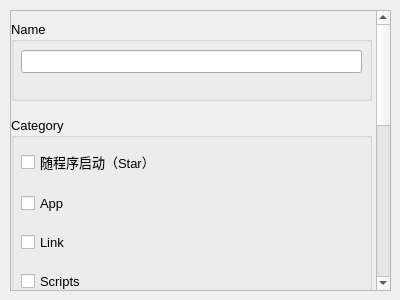
The window that src/ui/editor.ui (csy214-beep/Pelr) describes before a commit, drawn with Qt 5.
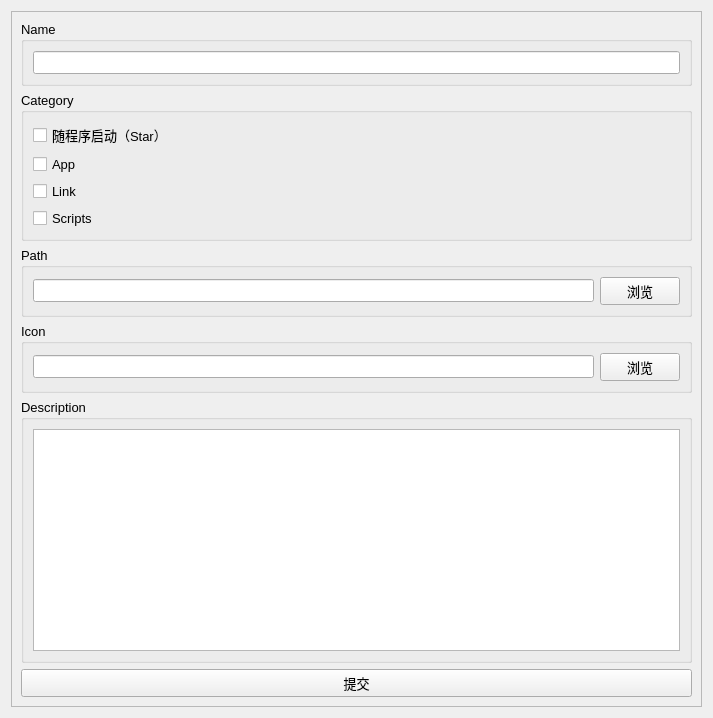
The same window after the commit.

What changed in the file:
```diff
--- a/src/ui/editor.ui
+++ b/src/ui/editor.ui
@@ -6,34 +6,22 @@
    <rect>
     <x>0</x>
     <y>0</y>
-    <width>400</width>
-    <height>300</height>
+    <width>713</width>
+    <height>718</height>
    </rect>
   </property>
   <property name="minimumSize">
    <size>
-    <width>400</width>
-    <height>300</height>
-   </size>
-  </property>
-  <property name="maximumSize">
-   <size>
-    <width>400</width>
-    <height>300</height>
+    <width>0</width>
+    <height>0</height>
    </size>
   </property>
   <property name="windowTitle">
    <string>Tools</string>
   </property>
+  <layout class="QHBoxLayout" name="horizontalLayout_2">
+   <item>
   <widget class="QScrollArea" name="scrollArea">
-   <property name="geometry">
-    <rect>
-     <x>10</x>
-     <y>10</y>
-     <width>381</width>
-     <height>281</height>
-    </rect>
-   </property>
    <property name="font">
     <font>
      <pointsize>10</pointsize>
@@ -46,40 +34,14 @@
     <property name="geometry">
      <rect>
       <x>0</x>
-      <y>-97</y>
-      <width>358</width>
-      <height>700</height>
-     </rect>
-    </property>
-    <property name="minimumSize">
-     <size>
-      <width>0</width>
-      <height>700</height>
-     </size>
-    </property>
-    <widget class="QWidget" name="verticalLayoutWidget">
-     <property name="geometry">
-      <rect>
-       <x>0</x>
        <y>0</y>
-       <width>361</width>
-       <height>691</height>
-      </rect>
-     </property>
-     <property name="font">
-      <font>
-       <pointsize>10</pointsize>
-      </font>
-     </property>
+        <width>689</width>
+        <height>694</height>
+       </rect>
+      </property>
      <layout class="QVBoxLayout" name="verticalLayout">
       <item>
        <widget class="QGroupBox" name="groupBox">
-        <property name="maximumSize">
-         <size>
-          <width>16777215</width>
-          <height>80</height>
-         </size>
-        </property>
         <property name="font">
          <font>
           <pointsize>10</pointsize>
@@ -88,22 +50,8 @@
         <property name="title">
          <string>Name</string>
         </property>
-        <widget class="QWidget" name="gridLayoutWidget">
-         <property name="geometry">
-          <rect>
-           <x>10</x>
-           <y>20</y>
-           <width>341</width>
-           <height>41</height>
-          </rect>
-         </property>
-         <property name="font">
-          <font>
-           <pointsize>10</pointsize>
-          </font>
-         </property>
-         <layout class="QGridLayout" name="gridLayout">
-          <item row="0" column="0">
+         <layout class="QHBoxLayout" name="horizontalLayout_5">
+          <item>
            <widget class="QLineEdit" name="lineEdit">
             <property name="font">
              <font>
@@ -114,22 +62,9 @@
           </item>
          </layout>
         </widget>
-       </widget>
       </item>
       <item>
        <widget class="QGroupBox" name="groupBox_3">
-        <property name="minimumSize">
-         <size>
-          <width>0</width>
-          <height>200</height>
-         </size>
-        </property>
-        <property name="maximumSize">
-         <size>
-          <width>16777215</width>
-          <height>200</height>
-         </size>
-        </property>
         <property name="font">
          <font>
           <pointsize>10</pointsize>
@@ -138,22 +73,8 @@
         <property name="title">
          <string>Category</string>
         </property>
-        <widget class="QWidget" name="gridLayoutWidget_2">
-         <property name="geometry">
-          <rect>
-           <x>10</x>
-           <y>20</y>
-           <width>341</width>
-           <height>171</height>
-          </rect>
-         </property>
-         <property name="font">
-          <font>
-           <pointsize>10</pointsize>
-          </font>
-         </property>
-         <layout class="QGridLayout" name="gridLayout_2">
-          <item row="0" column="0">
+         <layout class="QVBoxLayout" name="verticalLayout_2">
+          <item>
            <widget class="QCheckBox" name="checkBox">
             <property name="font">
              <font>
@@ -165,19 +86,7 @@
             </property>
            </widget>
           </item>
-          <item row="2" column="0">
-           <widget class="QCheckBox" name="checkBox_3">
-            <property name="font">
-             <font>
-              <pointsize>10</pointsize>
-             </font>
-            </property>
-            <property name="text">
-             <string>Link</string>
-            </property>
-           </widget>
-          </item>
-          <item row="1" column="0">
+          <item>
            <widget class="QCheckBox" name="checkBox_2">
             <property name="font">
              <font>
@@ -189,7 +98,19 @@
             </property>
            </widget>
           </item>
-          <item row="3" column="0">
+          <item>
+           <widget class="QCheckBox" name="checkBox_3">
+            <property name="font">
+             <font>
+              <pointsize>10</pointsize>
+             </font>
+            </property>
+            <property name="text">
+             <string>Link</string>
+            </property>
+           </widget>
+          </item>
+          <item>
            <widget class="QCheckBox" name="checkBox_4">
             <property name="font">
              <font>
@@ -203,22 +124,9 @@
           </item>
          </layout>
         </widget>
-       </widget>
       </item>
       <item>
        <widget class="QGroupBox" name="groupBox_4">
-        <property name="minimumSize">
-         <size>
-          <width>0</width>
-          <height>0</height>
-         </size>
-        </property>
-        <property name="maximumSize">
-         <size>
-          <width>16777215</width>
-          <height>80</height>
-         </size>
-        </property>
         <property name="font">
          <font>
           <pointsize>10</pointsize>
@@ -227,22 +135,8 @@
         <property name="title">
          <string>Path</string>
         </property>
-        <widget class="QWidget" name="gridLayoutWidget_3">
-         <property name="geometry">
-          <rect>
-           <x>10</x>
-           <y>20</y>
-           <width>341</width>
-           <height>51</height>
-          </rect>
-         </property>
-         <property name="font">
-          <font>
-           <pointsize>10</pointsize>
-          </font>
-         </property>
-         <layout class="QGridLayout" name="gridLayout_3">
-          <item row="0" column="0">
+         <layout class="QHBoxLayout" name="horizontalLayout_4">
+          <item>
            <widget class="QLineEdit" name="lineEdit_2">
             <property name="font">
              <font>
@@ -251,7 +145,7 @@
             </property>
            </widget>
           </item>
-          <item row="0" column="1">
+          <item>
            <widget class="QPushButton" name="pushButton_2">
             <property name="font">
              <font>
@@ -265,16 +159,9 @@
           </item>
          </layout>
         </widget>
-       </widget>
       </item>
       <item>
        <widget class="QGroupBox" name="groupBox_5">
-        <property name="maximumSize">
-         <size>
-          <width>16777215</width>
-          <height>80</height>
-         </size>
-        </property>
         <property name="font">
          <font>
           <pointsize>10</pointsize>
@@ -283,22 +170,8 @@
         <property name="title">
          <string>Icon</string>
         </property>
-        <widget class="QWidget" name="gridLayoutWidget_4">
-         <property name="geometry">
-          <rect>
-           <x>10</x>
-           <y>20</y>
-           <width>341</width>
-           <height>51</height>
-          </rect>
-         </property>
-         <property name="font">
-          <font>
-           <pointsize>10</pointsize>
-          </font>
-         </property>
-         <layout class="QGridLayout" name="gridLayout_4">
-          <item row="0" column="0">
+         <layout class="QHBoxLayout" name="horizontalLayout_3">
+          <item>
            <widget class="QLineEdit" name="lineEdit_3">
             <property name="font">
              <font>
@@ -307,7 +180,7 @@
             </property>
            </widget>
           </item>
-          <item row="0" column="1">
+          <item>
            <widget class="QPushButton" name="pushButton_3">
             <property name="font">
              <font>
@@ -321,16 +194,9 @@
           </item>
          </layout>
         </widget>
-       </widget>
       </item>
       <item>
        <widget class="QGroupBox" name="groupBox_2">
-        <property name="maximumSize">
-         <size>
-          <width>16777215</width>
-          <height>120</height>
-         </size>
-        </property>
         <property name="font">
          <font>
           <pointsize>10</pointsize>
@@ -339,37 +205,18 @@
         <property name="title">
          <string>Description</string>
         </property>
-        <widget class="QTextEdit" name="textEdit">
-         <property name="geometry">
-          <rect>
-           <x>10</x>
-           <y>20</y>
-           <width>341</width>
-           <height>81</height>
-          </rect>
-         </property>
-         <property name="font">
-          <font>
-           <pointsize>10</pointsize>
-          </font>
-         </property>
-        </widget>
-       </widget>
-      </item>
-      <item>
        <layout class="QHBoxLayout" name="horizontalLayout">
         <item>
-         <spacer name="horizontalSpacer">
-          <property name="orientation">
-           <enum>Qt::Horizontal</enum>
-          </property>
-          <property name="sizeHint" stdset="0">
-           <size>
-            <width>40</width>
-            <height>20</height>
-           </size>
-          </property>
-         </spacer>
+           <widget class="QTextEdit" name="textEdit">
+            <property name="font">
+             <font>
+              <pointsize>10</pointsize>
+             </font>
+            </property>
+           </widget>
+          </item>
+         </layout>
+        </widget>
         </item>
         <item>
          <widget class="QPushButton" name="pushButton">
@@ -383,25 +230,11 @@
           </property>
          </widget>
         </item>
-        <item>
-         <spacer name="horizontalSpacer_2">
-          <property name="orientation">
-           <enum>Qt::Horizontal</enum>
-          </property>
-          <property name="sizeHint" stdset="0">
-           <size>
-            <width>40</width>
-            <height>20</height>
-           </size>
-          </property>
-         </spacer>
-        </item>
-       </layout>
-      </item>
-     </layout>
-    </widget>
-   </widget>
-  </widget>
+      </layout>
+     </widget>
+    </widget>
+   </item>
+  </layout>
  </widget>
  <resources/>
  <connections/>
```
Lines whose indentation alone changed are shown as unchanged.
